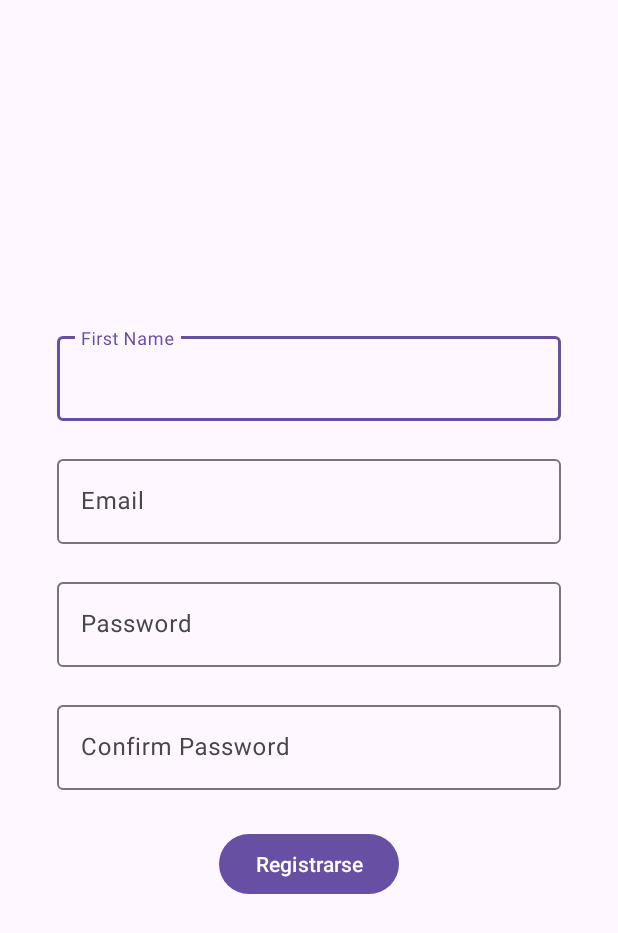
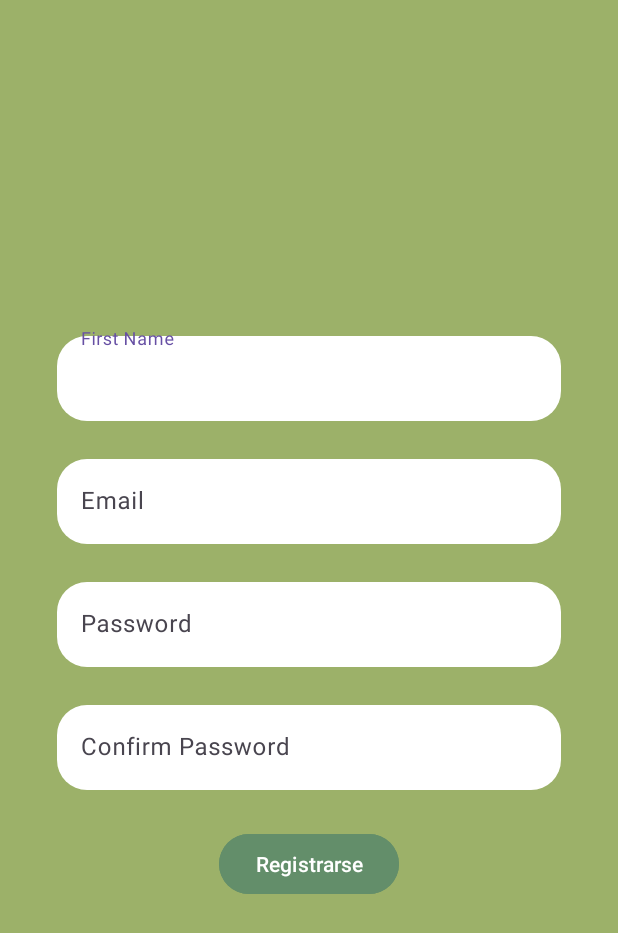
Before and after one commit to Gino-Loja/pafta, an Android app: the Register screen opened directly, with no data from a screen before it, on a phone screen of 412 x 824 dp. Shown: the top 933 px of the screen. Run offline under Robolectric (Android 15) with nearby library versions, the phone set to English and light mode, and no system bars; our stand-ins replace Firebase (no records; nobody signed in at launch, a user with empty details on screens opened directly).

Commit message:
Add colors

```diff
--- /dev/null
+++ b/app/src/main/res/drawable/view_reondeada.xml
@@ -0,0 +1,7 @@
+<?xml version="1.0" encoding="utf-8"?>
+<shape
+    xmlns:android="http://schemas.android.com/apk/res/android"
+    android:shape="rectangle">
+    <solid android:color="@color/white"></solid>
+    <corners android:radius="20dp"></corners>
+</shape>
--- a/app/src/main/res/layout/activity_inicio.xml
+++ b/app/src/main/res/layout/activity_inicio.xml
@@ -4,6 +4,7 @@
     xmlns:tools="http://schemas.android.com/tools"
     android:layout_width="match_parent"
     android:layout_height="match_parent"
+
     tools:context=".Inicio">
 
 
--- a/app/src/main/res/layout/activity_register.xml
+++ b/app/src/main/res/layout/activity_register.xml
@@ -4,6 +4,7 @@
     xmlns:tools="http://schemas.android.com/tools"
     android:layout_width="match_parent"
     android:layout_height="match_parent"
+    android:background="@color/fondo_ini"
     tools:context=".Register">
 
     <LinearLayout
@@ -29,6 +30,7 @@
                 android:layout_width="match_parent"
                 android:layout_height="wrap_content"
                 android:hint="First Name"
+                android:background="@drawable/view_reondeada"
                 android:inputType="textPersonName">
 
             </com.google.android.material.textfield.TextInputEditText>
@@ -47,6 +49,7 @@
                 android:layout_height="wrap_content"
 
                 android:hint="Email"
+                android:background="@drawable/view_reondeada"
                 android:inputType="textEmailAddress"
 
                 >
@@ -65,6 +68,7 @@
                 android:layout_width="match_parent"
                 android:layout_height="wrap_content"
                 android:hint="Password"
+                android:background="@drawable/view_reondeada"
                 android:inputType="textPassword"
 
                 >
@@ -83,6 +87,7 @@
                 android:layout_width="match_parent"
                 android:layout_height="wrap_content"
                 android:hint="Confirm Password"
+                android:background="@drawable/view_reondeada"
                 android:inputType="textPassword"
 
                 >
@@ -96,7 +101,11 @@
             android:layout_width="wrap_content"
             android:layout_height="wrap_content"
             android:layout_margin="15dp"
-            android:text="Registrarse" />
+            android:text="Registrarse"
+            android:textColor="@color/white"
+            android:backgroundTint="@color/botones"
+
+            />
 
     </LinearLayout>
 
--- a/app/src/main/res/values/colors.xml
+++ b/app/src/main/res/values/colors.xml
@@ -1,5 +1,13 @@
 <?xml version="1.0" encoding="utf-8"?>
 <resources>
-    <color name="black">#FF000000</color>
-    <color name="white">#FFFFFFFF</color>
+    <color name="fondo_ini">#9CB169</color>
+    <color name="botones">#638E6A</color>
+
+
+    <color name="fondo_secu">#F8BE8D</color>
+
+    <color name="white">#FFFFFF</color>
+
+    <color name="black">#000000</color>
+
 </resources>
```
Also changed, not shown: app/src/main/res/layout/activity_login.xml (+11 -10 lines), app/src/main/res/layout/activity_main.xml (+16 -2 lines).
